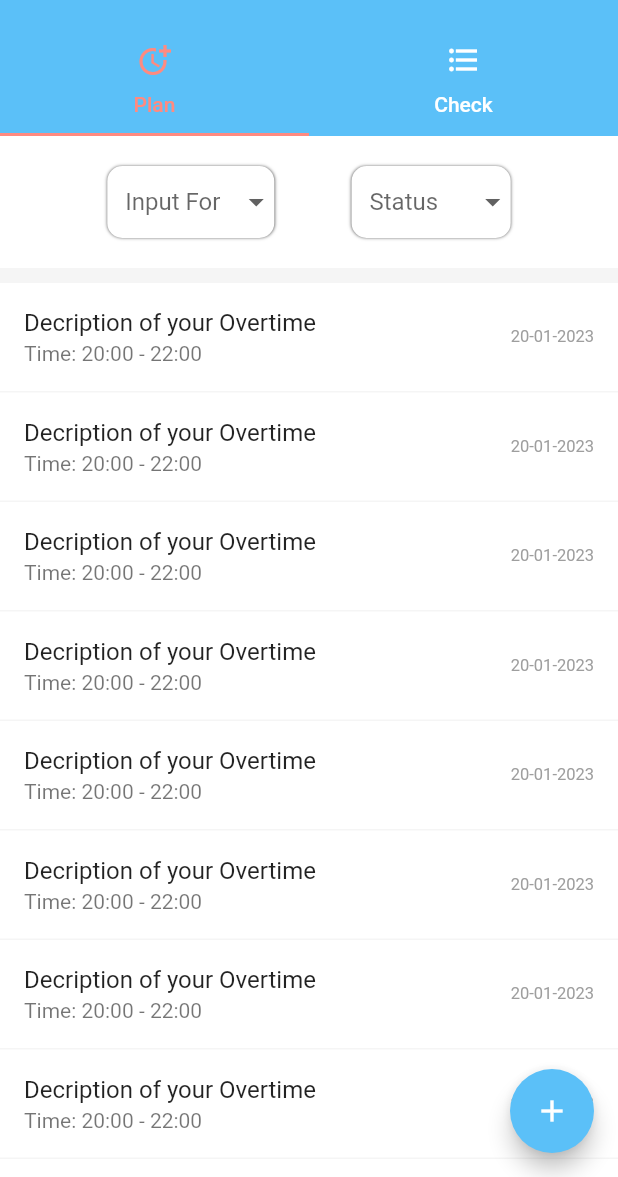
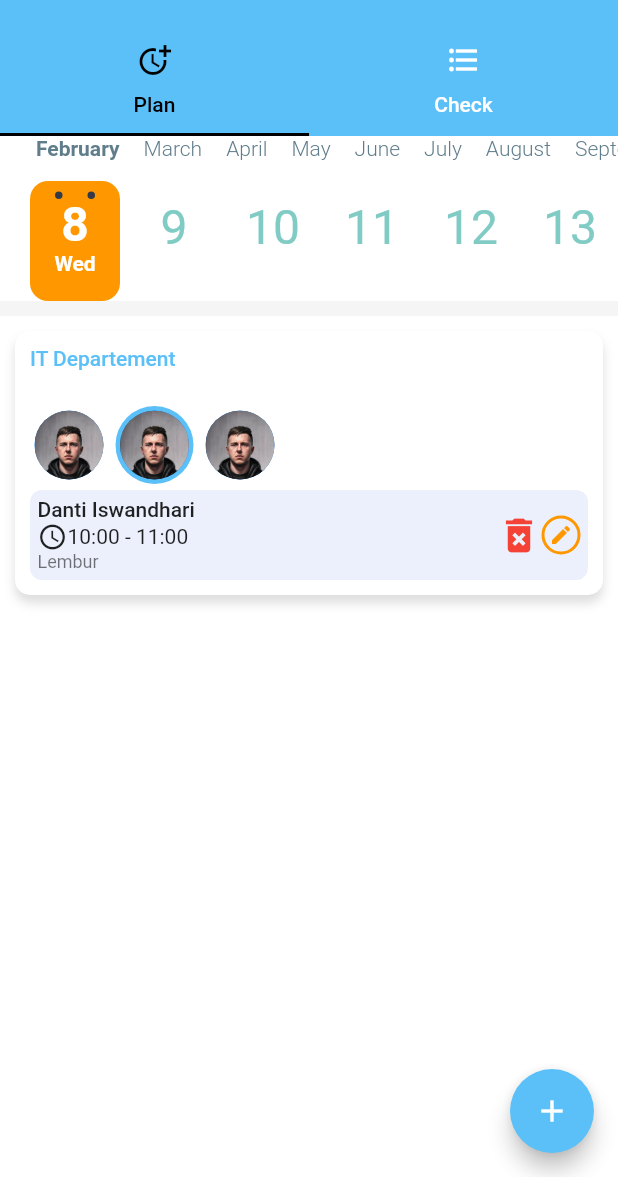
Before and after one commit to kwul0208/timsheet-mobile, a Flutter app: the Overtime screen opened directly, on a phone screen of 412 x 824 dp, the part 59-1236 px from its top. Run offline on Flutter 3.47's test engine with Material 2 defaults, Android fonts, the phone set to English and light mode, and no system bars; drawn by our look-alikes of calendar_timeline; our stand-ins replace date_picker_timeline, dropdown_search, flutter_secure_storage, group_radio_button; missing offline and left inert: appcheck; accounts and stored records are empty.

Commit message:
view OT plan

```diff
--- a/lib/views/menu/Overtime.dart
+++ b/lib/views/menu/Overtime.dart
@@ -24,8 +24,8 @@ class Overtime extends StatelessWidget {
             bottom:  TabBar(
               // isScrollable: true,
               unselectedLabelColor: Colors.white,
-              indicatorColor: Colors.redAccent[100],
-              labelColor:  Colors.redAccent[100],
+              indicatorColor: Colors.black,
+              labelColor:  Colors.black,
               tabs:  [
                 Tab(text: "Plan", icon: Icon(Icons.more_time)),
                 Tab(text: "Check", icon: Icon(Icons.format_list_bulleted_outlined)),
--- a/lib/views/pages/Overtime/menu/Plan.dart
+++ b/lib/views/pages/Overtime/menu/Plan.dart
@@ -1,4 +1,6 @@
+import 'package:calendar_timeline/calendar_timeline.dart';
 import 'package:flutter/material.dart';
+import 'package:flutter/rendering.dart';
 import 'package:timsheet_mobile/Config/Config.dart';
 import 'package:timsheet_mobile/Models/Overtime/Dropdown/InputForModel.dart';
 import 'package:timsheet_mobile/Models/Overtime/Dropdown/StatusModel.dart';
@@ -14,12 +16,19 @@ class Plan extends StatefulWidget {
 class _PlanState extends State<Plan> {
   // data Dropdown
   InputFor? selectedUser;
-  List<InputFor> users = <InputFor>[const InputFor("me",'Me'), const InputFor("others",'Others')];
+  List<InputFor> users = <InputFor>[
+    const InputFor("me", 'Me'),
+    const InputFor("others", 'Others')
+  ];
   StatusModel? selectedStatus;
-  List<StatusModel> statuss = <StatusModel>[const StatusModel("pending",'Pending'), const StatusModel("approved",'Approved'), const StatusModel("rejected",'Rejected')];
+  List<StatusModel> statuss = <StatusModel>[
+    const StatusModel("pending", 'Pending'),
+    const StatusModel("approved", 'Approved'),
+    const StatusModel("rejected", 'Rejected')
+  ];
 
   @override
-  void initState(){
+  void initState() {
     super.initState();
   }
 
@@ -34,120 +43,227 @@ class _PlanState extends State<Plan> {
     return SingleChildScrollView(
       child: Column(
         children: [
-          Padding(
-            padding: const EdgeInsets.all(20.0),
-            child: Row(
-              mainAxisAlignment: MainAxisAlignment.spaceEvenly,
-              children: [
-                DecoratedBox(
-                  decoration: BoxDecoration(
-                    color: Colors.white, //background color of dropdown button
-                    // border: Border.all(color: Colors.black38, width:3), //border of dropdown button
-                    borderRadius: BorderRadius.circular(10), //border raiuds of dropdown button
-                    boxShadow: <BoxShadow>[ //apply shadow on Dropdown button
-                            BoxShadow(
-                                color: Color.fromRGBO(0, 0, 0, 0.57), //shadow for button
-                                blurRadius: 1) //blur radius of shadow
-                          ]
-                  ),
-                  child: DropdownButton<InputFor>(
-                  hint: Padding(
-                    padding: const EdgeInsets.all(8.0),
-                    child: Text(" Input For "),
-                  ),
-                  value: selectedUser,
-                  onChanged: (InputFor? newValue) {
-                    setState(() {
-                      selectedUser = newValue;
-                    });
-                  },
-                  items: users.map((InputFor user) {
-                      return  DropdownMenuItem<InputFor>(
-                        value: user,
-                        child:  Padding(
-                          padding: const EdgeInsets.all(8.0),
-                          child: Text(
-                            user.name,
-                            style: TextStyle(color: Colors.black),
-                          ),
-                        ),
+          // Padding(
+          //   padding: const EdgeInsets.all(20.0),
+          //   child: Row(
+          //     mainAxisAlignment: MainAxisAlignment.spaceEvenly,
+          //     children: [
+          //       DecoratedBox(
+          //         decoration: BoxDecoration(
+          //           color: Colors.white, //background color of dropdown button
+          //           // border: Border.all(color: Colors.black38, width:3), //border of dropdown button
+          //           borderRadius: BorderRadius.circular(10), //border raiuds of dropdown button
+          //           boxShadow: <BoxShadow>[ //apply shadow on Dropdown button
+          //                   BoxShadow(
+          //                       color: Color.fromRGBO(0, 0, 0, 0.57), //shadow for button
+          //                       blurRadius: 1) //blur radius of shadow
+          //                 ]
+          //         ),
+          //         child: DropdownButton<InputFor>(
+          //         hint: Padding(
+          //           padding: const EdgeInsets.all(8.0),
+          //           child: Text(" Input For "),
+          //         ),
+          //         value: selectedUser,
+          //         onChanged: (InputFor? newValue) {
+          //           setState(() {
+          //             selectedUser = newValue;
+          //           });
+          //         },
+          //         items: users.map((InputFor user) {
+          //             return  DropdownMenuItem<InputFor>(
+          //               value: user,
+          //               child:  Padding(
+          //                 padding: const EdgeInsets.all(8.0),
+          //                 child: Text(
+          //                   user.name,
+          //                   style: TextStyle(color: Colors.black),
+          //                 ),
+          //               ),
 
-                      );
-                    }).toList(),
-                  underline: Container(),
-                  ),
-                ),
-                DecoratedBox(
-                  decoration: BoxDecoration(
-                    color:Colors.white, //background color of dropdown button
-                    // border: Border.all(color: Colors.black38, width:3), //border of dropdown button
-                    borderRadius: BorderRadius.circular(10), //border raiuds of dropdown button
-                    boxShadow: <BoxShadow>[ //apply shadow on Dropdown button
-                            BoxShadow(
-                                color: Color.fromRGBO(0, 0, 0, 0.57), //shadow for button
-                                blurRadius: 1) //blur radius of shadow
-                          ]
-                  ),
-                  child: DropdownButton<StatusModel>(
-                  hint: Padding(
-                    padding: const EdgeInsets.all(8.0),
-                    child: Text(" Status "),
-                  ),
-                  value: selectedStatus,
-                  onChanged: (StatusModel? newValue) {
-                    setState(() {
-                      selectedStatus = newValue;
-                    });
-                  },
-                  items: statuss.map((StatusModel user) {
-                      return  DropdownMenuItem<StatusModel>(
-                        value: user,
-                        child:  Padding(
-                          padding: const EdgeInsets.all(8.0),
-                          child: Text(
-                            user.name,
-                            style: TextStyle(color: Colors.black),
-                          ),
-                        ),
-                      );
-                    }).toList(),
-                    underline: Container(),
-                  ),
-                ),
-              ],
-            ),
-          ),
+          //             );
+          //           }).toList(),
+          //         underline: Container(),
+          //         ),
+          //       ),
+          //       DecoratedBox(
+          //         decoration: BoxDecoration(
+          //           color:Colors.white, //background color of dropdown button
+          //           // border: Border.all(color: Colors.black38, width:3), //border of dropdown button
+          //           borderRadius: BorderRadius.circular(10), //border raiuds of dropdown button
+          //           boxShadow: <BoxShadow>[ //apply shadow on Dropdown button
+          //                   BoxShadow(
+          //                       color: Color.fromRGBO(0, 0, 0, 0.57), //shadow for button
+          //                       blurRadius: 1) //blur radius of shadow
+          //                 ]
+          //         ),
+          //         child: DropdownButton<StatusModel>(
+          //         hint: Padding(
+          //           padding: const EdgeInsets.all(8.0),
+          //           child: Text(" Status "),
+          //         ),
+          //         value: selectedStatus,
+          //         onChanged: (StatusModel? newValue) {
+          //           setState(() {
+          //             selectedStatus = newValue;
+          //           });
+          //         },
+          //         items: statuss.map((StatusModel user) {
+          //             return  DropdownMenuItem<StatusModel>(
+          //               value: user,
+          //               child:  Padding(
+          //                 padding: const EdgeInsets.all(8.0),
+          //                 child: Text(
+          //                   user.name,
+          //                   style: TextStyle(color: Colors.black),
+          //                 ),
+          //               ),
+          //             );
+          //           }).toList(),
+          //           underline: Container(),
+          //         ),
+          //       ),
+          //     ],
+          //   ),
+          // ),
           // Padding(
           //   padding: const EdgeInsets.only(left: 10),
           //   child: Divider(),
           // )
+          CalendarTimeline(
+            initialDate: DateTime.now(),
+            firstDate: DateTime(2022, 12, 01),
+            lastDate: DateTime(2024, 01, 01),
+            onDateSelected: (date) {},
+            leftMargin: 20,
+            monthColor: Colors.blueGrey,
+            dayColor: Colors.teal[200],
+            activeDayColor: Colors.white,
+            activeBackgroundDayColor: Colors.orange,
+            dotsColor: Color(0xFF333A47),
+            // selectableDayPredicate: (date) => date.day != 23,
+            // locale: 'en_ISO',
+            showYears: false,
+          ),
           Container(
             width: width,
             height: 10,
             color: Config().line,
           ),
-          ListView.builder(
-            shrinkWrap: true,
-            physics: NeverScrollableScrollPhysics(),
-            itemCount: 15,
-            itemBuilder: (context, index) {
-              return Container(
-                decoration: BoxDecoration(
-                  border: Border(bottom: BorderSide(width: 1, color: Config().line))
+          // ListView.builder(
+          //   shrinkWrap: true,
+          //   physics: NeverScrollableScrollPhysics(),
+          //   itemCount: 15,
+          //   itemBuilder: (context, index) {
+          //     return Container(
+          //       decoration: BoxDecoration(
+          //         border: Border(bottom: BorderSide(width: 1, color: Config().line))
+          //       ),
+          //       child: Ink(
+          //         child: ListTile(
+          //           title: Text("Decription of your Overtime"),
+          //           subtitle: Text("Time: 20:00 - 22:00"),
+          //           trailing: Text("20-01-2023", style: TextStyle(fontSize: 11, color: Colors.grey),),
+          //           onTap: (){
+          //             Navigator.push(context, MaterialPageRoute(builder: (context) => DetailOT()));
+          //           },
+          //         ),
+          //       ),
+          //     );
+          //   },
+          // ),
+          Padding(
+            padding: const EdgeInsets.all(10.0),
+            child: Container(
+              width: width,
+              decoration: BoxDecoration(
+                  color: Colors.white,
+                  borderRadius: BorderRadius.circular(10),
+                  boxShadow: [
+                    BoxShadow(
+                        blurRadius: 5,
+                        color: Color.fromARGB(255, 221, 221, 221),
+                        offset: Offset(0, 5))
+                  ]),
+              child: Padding(
+                padding: const EdgeInsets.all(10.0),
+                child: Column(
+                  crossAxisAlignment: CrossAxisAlignment.start,
+                  children: [
+                    Text("IT Departement",
+                        style: TextStyle(
+                            color: Config().primary, fontWeight: FontWeight.w500)),
+                    SizedBox(height: 20,),
+                    Container(
+                      width: width,
+                      height: 60,
+                      child: ListView.builder(
+                        shrinkWrap: true,
+                        scrollDirection: Axis.horizontal,
+                        itemCount: 3,
+                        itemBuilder: (context, i) {
+                          return Padding(
+                            padding: const EdgeInsets.only(right: 5),
+                            child: CircleAvatar(
+                              backgroundColor: i == 1 ? Config().primary : Colors.white,
+                              radius: 26.0,
+                              child: CircleAvatar(
+                                backgroundImage: AssetImage("assets/ahmad.png"),
+                                radius: 23.0,
+                              ),
+                            ),
+                          );
+                        },
+                      ),
+                    ),
+                    Container(
+                      width: width,
+                      decoration: BoxDecoration(
+                        color: Color.fromARGB(255, 236, 240, 252),
+                        borderRadius: BorderRadius.circular(8)
+                      ),
+                      child: Padding(
+                        padding: const EdgeInsets.all(5.0),
+                        child: Row(
+                          mainAxisAlignment: MainAxisAlignment.spaceBetween,
+                          children: [
+                            Column(
+                              crossAxisAlignment: CrossAxisAlignment.start,
+                              children: [
+                                Text("Danti Iswandhari", style: TextStyle(fontWeight: FontWeight.w500),),
+                                Row(
+                                  children: [
+                                    Icon(Icons.access_time, size: 20,),
+                                    Text("10:00 - 11:00"),
+                                  ],
+                                ),
+                                Text("Lembur", style: TextStyle(color: Colors.black54, fontSize: 12))
+                              ],
+                            ),
+                            Row(
+                              children: [
+                                Icon(Icons.delete_forever, color: Colors.red, size: 30,),
+                                Container(
+                                  decoration: BoxDecoration(
+                                    borderRadius: BorderRadius.circular(20),
+                                    border: Border.all(color: Colors.orange, width: 2)
+                                  ),
+                                  child: Padding(
+                                    padding: const EdgeInsets.all(3.0),
+                                    child: Icon(Icons.edit, color: Colors.orange, size: 16,),
+                                  )
+                                ),
+                              ],
+                            )
+                          ],
+                        ),
+                      ),
+                    )
+                  ],
                 ),
-                child: Ink(
-                  child: ListTile(
-                    title: Text("Decription of your Overtime"),
-                    subtitle: Text("Time: 20:00 - 22:00"),
-                    trailing: Text("20-01-2023", style: TextStyle(fontSize: 11, color: Colors.grey),),
-                    onTap: (){
-                      Navigator.push(context, MaterialPageRoute(builder: (context) => DetailOT()));
-                    },
-                  ),
-                ),
-              );
-            },
-          ),
+              ),
+            ),
+          )
         ],
       ),
     );
```
